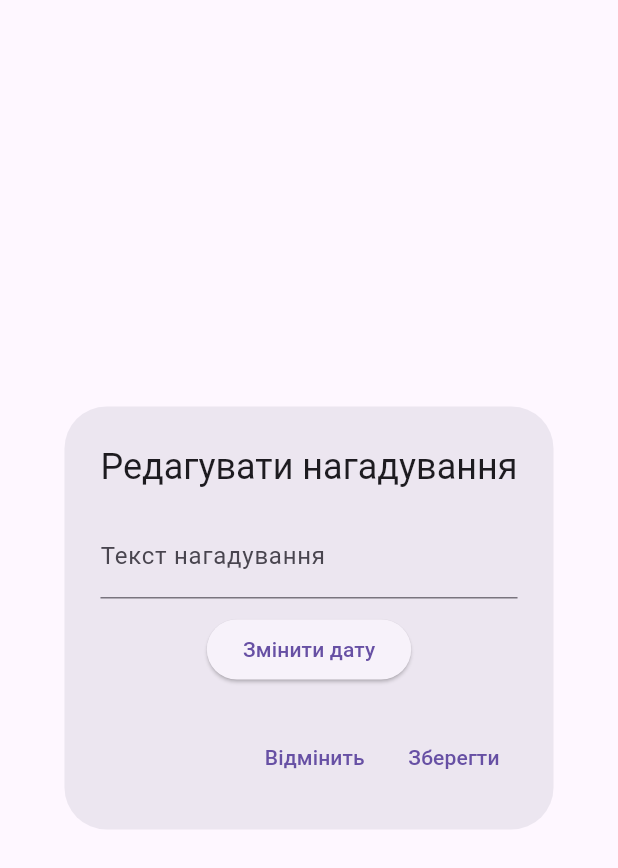
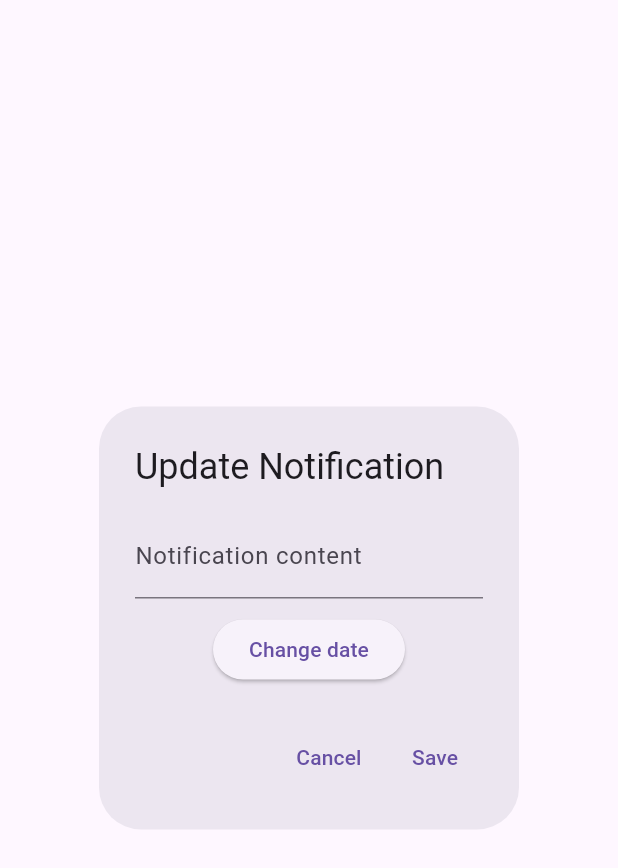
Before and after one commit to NAZARKHMEL/Remindly, a Flutter app: the EditNotificationPage widget shown alone on an empty page, opened directly with empty values, on a phone screen of 412 x 824 dp. Shown: the top 868 px of the screen. Run offline on Flutter 3.47's test engine with Material 3 defaults, Android fonts, the phone set to English and light mode, and no system bars; our stand-ins replace flutter_local_notifications, shared_preferences, timezone; accounts and stored records are empty.

Commit message:
Update edit_notification_page.dart

```diff
--- a/lib/pages/edit_notification_page.dart
+++ b/lib/pages/edit_notification_page.dart
@@ -71,18 +71,18 @@ class _EditNotificationPageState extends State<EditNotificationPage> {
   @override
   Widget build(BuildContext context) {
     return AlertDialog(
-      title: const Text('Редагувати нагадування'),
+      title: const Text('Update Notification'),
       content: Column(
         mainAxisSize: MainAxisSize.min,
         children: [
           TextField(
             controller: _messageController,
-            decoration: const InputDecoration(labelText: 'Текст нагадування'),
+            decoration: const InputDecoration(labelText: 'Notification content'),
           ),
           const SizedBox(height: 10),
           ElevatedButton(
             onPressed: () => _selectDateTime(context),
-            child: Text("Змінити дату"),
+            child: Text("Change date"),
           ),
         ],
       ),
@@ -93,12 +93,12 @@ class _EditNotificationPageState extends State<EditNotificationPage> {
           children: [
             TextButton(
               onPressed: () => Navigator.pop(context), // Закриваємо без змін
-              child: const Text('Відмінить'),
+              child: const Text('Cancel'),
             ),
             const SizedBox(width: 5), // Додаємо проміжок між кнопками
             TextButton(
               onPressed: _saveChanges, // Зберігаємо зміни
-              child: const Text('Зберегти'),
+              child: const Text('Save'),
             ),
           ],
         ),
```
